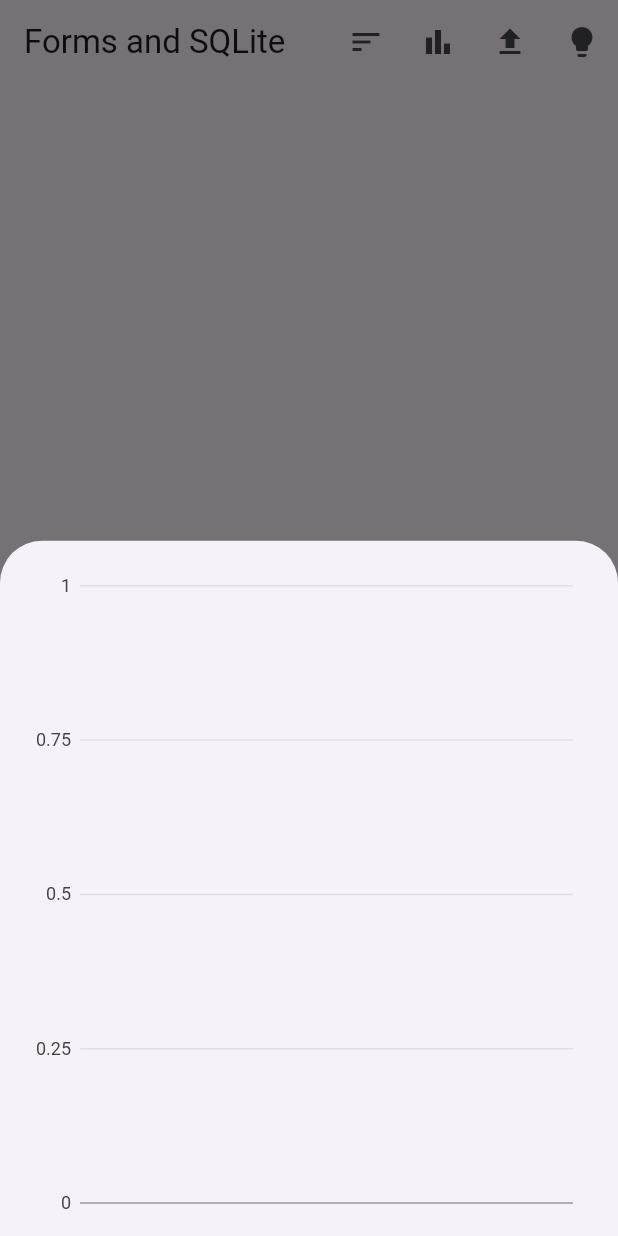
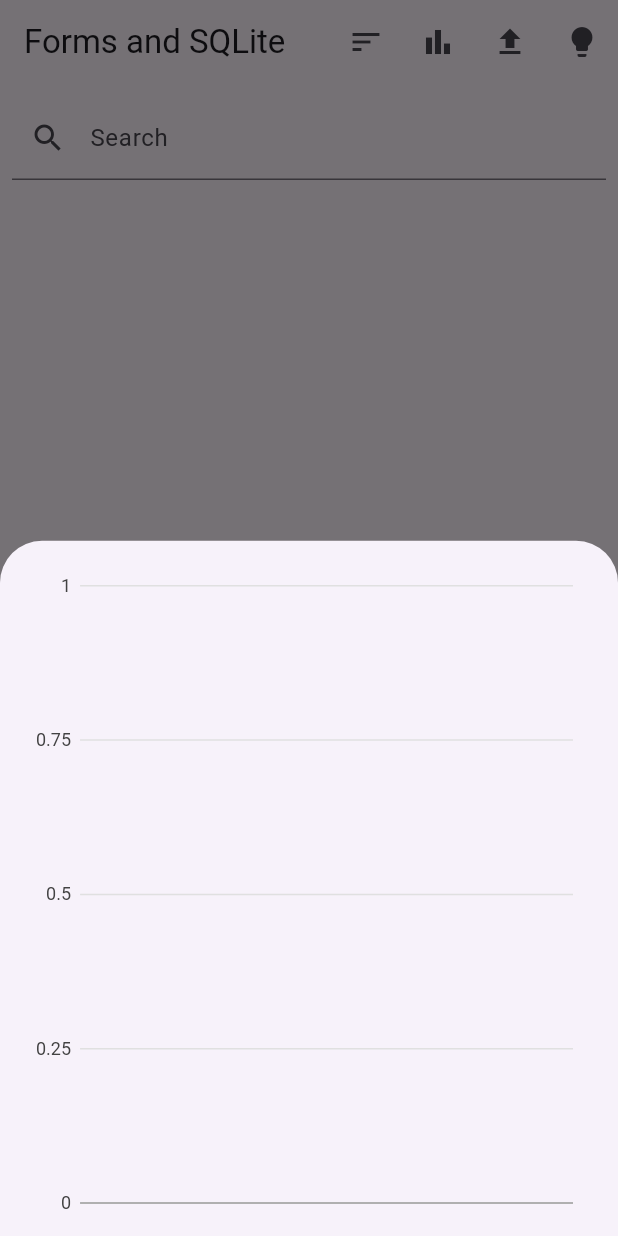
Before and after one commit to CSCI4100U/lab-extending-RhythmAlam, a Flutter app: the screen it shows after launch, after a tap on the "bar chart" icon, on a phone screen of 412 x 824 dp. Run offline on Flutter 3.47's test engine with Material 3 defaults, Android fonts, the phone set to English and light mode, and no system bars; our stand-ins replace charts_flutter_new, file_picker, permission_handler, sqflite; accounts and stored records are empty.

Commit message:
all functionalities work

```diff
--- a/lib/main.dart
+++ b/lib/main.dart
@@ -206,11 +206,20 @@ class ListGradesState extends State<ListGrades> {
   int? _selectedIndex;
   List<Grade> _grades = [];
   bool _sortAscending = true;
+  final TextEditingController _filter = TextEditingController();
+  String _searchText = "";
 
   @override
   void initState() {
     super.initState();
     refreshGrades();
+    _filter.addListener(_searchListener);
+  }
+
+  void _searchListener() {
+    setState(() {
+      _searchText = _filter.text;
+    });
   }
 
   Future refreshGrades() async {
@@ -220,6 +229,11 @@ class ListGradesState extends State<ListGrades> {
 
   @override
   Widget build(BuildContext context) {
+    List<Grade> filteredGrades = _grades.where((grade) {
+      return grade.sid!.toLowerCase().contains(_searchText.toLowerCase()) ||
+          grade.grade!.toLowerCase().contains(_searchText.toLowerCase());
+    }).toList();
+
     return Scaffold(
       appBar: AppBar(
         title: Text('Forms and SQLite'),
@@ -237,28 +251,40 @@ class ListGradesState extends State<ListGrades> {
             },
           ),
           IconButton(
-            icon: Icon(Icons.file_upload), // Icon for importing CSV
+            icon: Icon(Icons.file_upload),
             onPressed: () {
               _importCSV(context);
             },
           ),
           IconButton(
-            icon: Icon(Icons.lightbulb), // Icon for importing CSV
+            icon: Icon(Icons.lightbulb),
             onPressed: () {
-              // Call toggleDarkMode when the IconButton is pressed
               _MyAppState parent = context.findAncestorStateOfType<_MyAppState>()!;
               parent.toggleDarkMode();
             },
           ),
         ],
       ),
-      body: ListView.builder(
-        itemCount: _grades.length,
+      body: Column(
+        children: [
+          Padding(
+            padding: const EdgeInsets.all(8.0),
+            child: TextField(
+              controller: _filter,
+              decoration: InputDecoration(
+                labelText: 'Search',
+                prefixIcon: Icon(Icons.search),
+              ),
+            ),
+          ),
+          Expanded(
+            child: ListView.builder(
+              itemCount: filteredGrades.length,
               itemBuilder: (context, index) {
                 return Dismissible(
-            key: Key(_grades[index].id.toString()),
+                  key: Key(filteredGrades[index].id.toString()),
                   onDismissed: (direction) {
-              _deleteGrade(_grades[index].id!);
+                    _deleteGrade(filteredGrades[index].id!);
                   },
                   background: Container(
                     color: Colors.red,
@@ -266,15 +292,18 @@ class ListGradesState extends State<ListGrades> {
                   ),
                   child: InkWell(
                     onLongPress: () {
-                _editGrade(_grades[index]);
+                      _editGrade(filteredGrades[index]);
                     },
                     child: ListTile(
-                title: Text(_grades[index].sid ?? ''),
-                subtitle: Text(_grades[index].grade ?? ''),
+                      title: Text(filteredGrades[index].sid ?? ''),
+                      subtitle: Text(filteredGrades[index].grade ?? ''),
                     ),
                   ),
                 );
               },
+            ),
+          ),
+        ],
       ),
       floatingActionButton: FloatingActionButton(
         onPressed: () async {
@@ -286,7 +315,6 @@ class ListGradesState extends State<ListGrades> {
         child: Icon(Icons.add),
       ),
     );
-
   }
 
   void _importCSV(BuildContext context) async {
@@ -323,29 +351,6 @@ class ListGradesState extends State<ListGrades> {
       );
     }
   }
-
-  // void _importCSV(BuildContext context) async {
-  //   // Check and request storage permission
-  //   var status = await Permission.storage.status;
-  //   if (status.isDenied) {
-  //     await Permission.storage.request();
-  //     status = await Permission.storage.status;
-  //   }
-  //
-  //   if (status.isGranted) {
-  //     FilePickerResult? result = await FilePicker.platform.pickFiles(
-  //       type: FileType.custom,
-  //       allowedExtensions: ['csv'],
-  //     );
-  //
-  //     if (result != null) {
-  //       // Your existing code for processing the CSV file...
-  //     }
-  //   } else {
-  //     // Handle the case when the user denies the storage permission
-  //     print('Storage permission denied');
-  //   }
-  // }
   void _deleteGrade(int id) {
     GradesModel.instance.delete(id);
     refreshGrades();
--- a/pubspec.yaml
+++ b/pubspec.yaml
@@ -35,6 +35,7 @@ dependencies:
   file_picker: ^4.1.6
   permission_handler:
   provider: ^5.0.0
+  dio: 1.0.0
 
 
   # The following adds the Cupertino Icons font to your application.
```
Also changed, not shown: 1 other file. Lines whose indentation alone changed are shown as unchanged.
